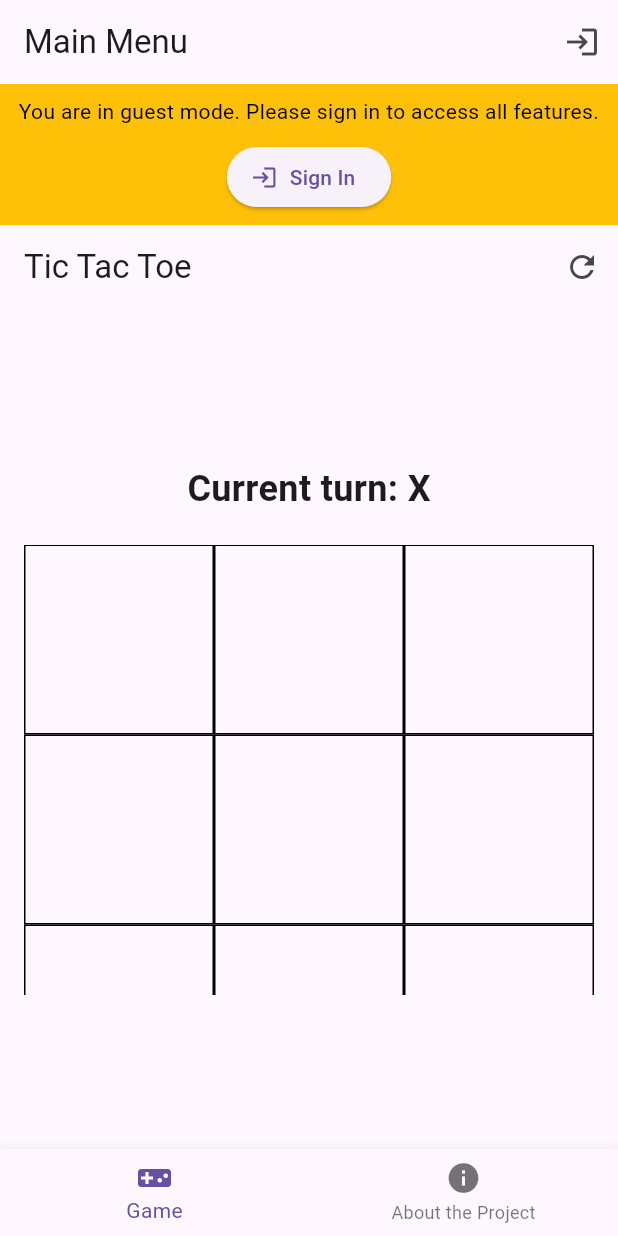
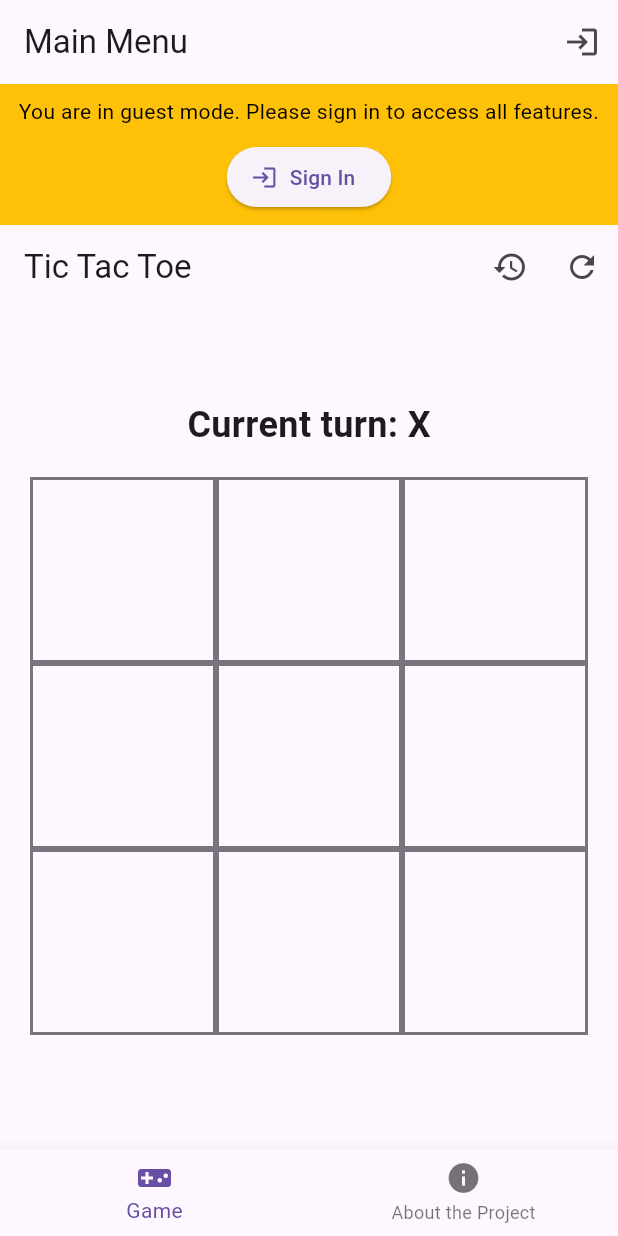
Before and after one commit to Kuvernoori/Tic-Tac-Toe, a Flutter app: the screen it shows after launch, on a phone screen of 412 x 824 dp. Run offline on Flutter 3.47's test engine with Material 3 defaults, Android fonts, the phone set to English and light mode, and no system bars; our stand-ins replace cloud_firestore, connectivity_plus, firebase_auth, firebase_core, google_sign_in, hive and 2 more; accounts and stored records are empty.

Commit message:
offline mode, fix: frame for game

```diff
--- a/lib/about_page.dart
+++ b/lib/about_page.dart
@@ -1,5 +1,7 @@
 import 'package:flutter/material.dart';
-import 'package:flutter_gen/gen_l10n/app_localizations.dart';
+// import 'package:flutter_gen/gen_l10n/app_localizations.dart';
+import 'generated/app_localizations.dart';
+
 
 class AboutPage extends StatelessWidget {
   const AboutPage({super.key});
--- a/lib/game_page.dart
+++ b/lib/game_page.dart
@@ -1,28 +1,6 @@
 import 'package:flutter/material.dart';
 import 'package:shared_preferences/shared_preferences.dart';
 import 'dart:convert';
-import 'package:flutter_gen/gen_l10n/app_localizations.dart';
-
-void main() {
-  runApp(const TicTacToeApp());
-}
-
-class TicTacToeApp extends StatelessWidget {
-  const TicTacToeApp({super.key});
-
-  @override
-  Widget build(BuildContext context) {
-    return MaterialApp(
-      title: 'Tic Tac Toe',
-      theme: ThemeData(
-        primarySwatch: Colors.deepPurple,
-        useMaterial3: true,
-      ),
-      home: const GamePage(),
-      debugShowCheckedModeBanner: false,
-    );
-  }
-}
 
 class GamePage extends StatefulWidget {
   const GamePage({super.key});
@@ -37,6 +15,13 @@ class _GamePageState extends State<GamePage> {
   String? winner;
   bool gameOver = false;
 
+  Future<void> _addToGameHistory(String result) async {
+    final prefs = await SharedPreferences.getInstance();
+    final history = prefs.getStringList('gameHistory') ?? [];
+    history.add(result);
+    await prefs.setStringList('gameHistory', history);
+  }
+
   @override
   void initState() {
     super.initState();
@@ -45,11 +30,14 @@ class _GamePageState extends State<GamePage> {
 
   @override
   Widget build(BuildContext context) {
-    final l10n = AppLocalizations.of(context);
     return Scaffold(
       appBar: AppBar(
         title: const Text('Tic Tac Toe'),
         actions: [
+          IconButton(
+            icon: const Icon(Icons.history),
+            onPressed: () => _showGameHistory(context),
+          ),
           IconButton(
             icon: const Icon(Icons.refresh),
             onPressed: _resetGame,
@@ -59,21 +47,21 @@ class _GamePageState extends State<GamePage> {
       body: SafeArea(
         child: Center(
           child: Padding(
-            padding: const EdgeInsets.symmetric(horizontal: 16.0),
+            padding: const EdgeInsets.symmetric(horizontal: 20.0),
             child: Column(
               mainAxisAlignment: MainAxisAlignment.center,
               children: [
-               Text(
-  gameOver
-      ? winner != null
-          ? l10n?.playerWins(winner!) ?? 'Player $winner wins!'
-          : l10n?.draw ?? 'It\'s a draw!'
-      : l10n?.currentTurn(isXTurn ? 'X' : 'O') ?? 'Current turn: ${isXTurn ? 'X' : 'O'}',
-  style: const TextStyle(fontSize: 24, fontWeight: FontWeight.bold),
-),
-              const SizedBox(height: 20),
+                Text(
+                  gameOver
+                      ? winner != null
+                          ? 'Player $winner wins!'
+                          : 'It\'s a draw!'
+                      : 'Current turn: ${isXTurn ? 'X' : 'O'}',
+                  style: const TextStyle(fontSize: 24, fontWeight: FontWeight.bold),
+                ),
+                const SizedBox(height: 18),
                 SizedBox(
-                  height: 300,
+                  height: 388,
                   child: GridView.builder(
                     itemCount: 9,
                     gridDelegate: const SliverGridDelegateWithFixedCrossAxisCount(
@@ -84,14 +72,19 @@ class _GamePageState extends State<GamePage> {
                         onTap: () => _handleTap(index),
                         child: Container(
                           decoration: BoxDecoration(
-                            border: Border.all(color: Colors.black),
+                            border: Border.all(
+                              color: Theme.of(context).dividerColor,
+                              width: 2.0,
+                            ),
                           ),
                           child: Center(
                             child: Text(
                               board[index],
                               style: TextStyle(
                                 fontSize: 40,
-                                color: board[index] == 'X' ? Colors.blue : Colors.red,
+                                color: board[index] == 'X'
+                                    ? Theme.of(context).colorScheme.primary
+                                    : Theme.of(context).colorScheme.secondary,
                               ),
                             ),
                           ),
@@ -102,10 +95,10 @@ class _GamePageState extends State<GamePage> {
                 ),
                 if (gameOver)
                   Padding(
-                    padding: const EdgeInsets.only(top: 20),
+                    padding: const EdgeInsets.only(top: 18),
                     child: ElevatedButton(
                       onPressed: _resetGame,
-                      child: Text(l10n?.playAgain ?? 'Play Again'),
+                      child: const Text('Play Again'),
                     ),
                   ),
               ],
@@ -115,6 +108,28 @@ class _GamePageState extends State<GamePage> {
       ),
     );
   }
+
+  Future<void> _showGameHistory(BuildContext context) async {
+    final prefs = await SharedPreferences.getInstance();
+    final history = prefs.getStringList('gameHistory') ?? [];
+    Navigator.push(
+      context,
+      MaterialPageRoute(
+        builder: (context) => Scaffold(
+          appBar: AppBar(title: const Text('Game History')),
+          body: ListView.builder(
+            itemCount: history.length,
+            itemBuilder: (context, index) => ListTile(
+              title: Text(history[index]),
+            ),
+          ),
+        ),
+      ),
+    );
+  }
+
+  // ... rest of your methods (_handleTap, _checkWinner, _resetGame, etc.) ...
+
 
   void _handleTap(int index) {
     if (board[index].isNotEmpty || gameOver) return;
@@ -143,6 +158,8 @@ class _GamePageState extends State<GamePage> {
           winner = board[combo[0]];
           gameOver = true;
         });
+
+        _addToGameHistory('Player $winner wins');
         _saveGameState();
         return;
       }
@@ -152,6 +169,7 @@ class _GamePageState extends State<GamePage> {
       setState(() {
         gameOver = true; // Draw
       });
+      _addToGameHistory('Draw');
       _saveGameState();
     }
   }
--- a/lib/main.dart
+++ b/lib/main.dart
@@ -2,9 +2,14 @@ import 'package:firebase_auth/firebase_auth.dart';
 import 'package:firebase_core/firebase_core.dart';
 import 'package:cloud_firestore/cloud_firestore.dart';
 import 'package:flutter/material.dart';
-import 'package:flutter_gen/gen_l10n/app_localizations.dart';
+import 'game_history_page.dart';
+// import 'package:flutter_gen/gen_l10n/app_localizations.dart';
+import 'generated/app_localizations.dart';
 import 'package:flutter_localizations/flutter_localizations.dart';
 import 'main_menu_page.dart';
+import 'package:hive_flutter/hive_flutter.dart';
+import 'package:connectivity_plus/connectivity_plus.dart';
+import 'dart:async';
 
 import 'package:flutter/foundation.dart' show kIsWeb;
 import 'package:firebase_core/firebase_core.dart';
@@ -28,6 +33,9 @@ void main() async {
   } else {
     await Firebase.initializeApp(); // Инициализация Firebase
   }
+  // Hive
+  await Hive.initFlutter(); // инициализация
+  await Hive.openBox('game_history'); // откроем box для хранения игр
   runApp( Provider<AuthService>(
       create: (_) => AuthService(), // <-- Make sure AuthService class exists
       child: const MyApp(),
@@ -58,9 +66,14 @@ class _MyAppState extends State<MyApp> {
   ThemeMode _themeMode = ThemeMode.light;
   User? _user;
 
+  bool isOffline = false;
+  late StreamSubscription<ConnectivityResult> _connectivitySubscription;
+
+
   @override
   void initState() {
     super.initState();
+    _initConnectivity();
     _initializeUserSettings();
     FirebaseAuth.instance.userChanges().listen((user) {
       setState(() {
@@ -75,6 +88,25 @@ class _MyAppState extends State<MyApp> {
         });
       }
     });
+  }
+
+  Future<void> _initConnectivity() async {
+    final result = await Connectivity().checkConnectivity();
+    setState(() {
+      isOffline = result == ConnectivityResult.none;
+    });
+
+    _connectivitySubscription = Connectivity().onConnectivityChanged.listen((result) {
+      setState(() {
+        isOffline = result == ConnectivityResult.none;
+      });
+    });
+  }
+
+  @override
+  void dispose() {
+    _connectivitySubscription.cancel();
+    super.dispose();
   }
 
   // Инициализация настроек пользователя при старте
@@ -95,7 +127,6 @@ class _MyAppState extends State<MyApp> {
   // Загрузка предпочтений пользователя из Firestore
   Future<void> _loadUserPreferences(User user) async {
     DocumentSnapshot userPreferences = await FirebaseFirestore.instance.collection('users').doc(user.uid).get();
-
     if (userPreferences.exists) {
       var preferences = userPreferences.data() as Map<String, dynamic>;
       setState(() {
@@ -114,6 +145,7 @@ class _MyAppState extends State<MyApp> {
       }, SetOptions(merge: true));
     }
   }
+
 
   void setLocale(Locale locale) {
     setState(() {
@@ -148,7 +180,7 @@ class _MyAppState extends State<MyApp> {
         Locale('ru'),
         Locale('kk'),
       ],
-      home: MainMenuPage(user: _user),
+      home: MainMenuPage(user: _user, isOffline: isOffline),
     );
   }
 }
--- a/lib/main_menu_page.dart
+++ b/lib/main_menu_page.dart
@@ -1,8 +1,14 @@
 import 'package:flutter/material.dart';
-import 'package:flutter_gen/gen_l10n/app_localizations.dart';
+// import 'package:flutter_gen/gen_l10n/app_localizations.dart';
+import 'generated/app_localizations.dart';
+import 'game_history_page.dart';
 import 'about_page.dart';
 import 'settings_page.dart';
 import 'game_page.dart';
+import 'game_history.dart';
+import 'package:hive_flutter/hive_flutter.dart';
+import 'package:connectivity_plus/connectivity_plus.dart';
+import 'dart:async';
 import 'profile_page.dart';
 import 'auth_service.dart'; // добавим для signInWithGoogle
 import 'package:firebase_auth/firebase_auth.dart';
@@ -10,19 +16,29 @@ import 'loading_screen.dart'; // Add this line
 
 class MainMenuPage extends StatefulWidget {
   final User? user;
-  const MainMenuPage({super.key, this.user});
+  const MainMenuPage({super.key, this.user, this.isOffline = false});
+  final bool isOffline;
 
   @override
   State<MainMenuPage> createState() => _MainMenuPageState();
 }
 
 class _MainMenuPageState extends State<MainMenuPage> {
+  late StreamSubscription<ConnectivityResult> _connectivitySubscription;
   int _selectedIndex = 0;
   User? _user;
+  bool isOffline = false;
 
   @override
   void initState() {
     super.initState();
+        _connectivitySubscription = Connectivity()
+        .onConnectivityChanged
+        .listen((ConnectivityResult result) {
+      setState(() {
+        isOffline = (result == ConnectivityResult.none);
+      });
+    });
     _user = widget.user;
     FirebaseAuth.instance.authStateChanges().listen((user) {
       if (mounted) {
@@ -33,6 +49,20 @@ class _MainMenuPageState extends State<MainMenuPage> {
         });
       }
     });
+     _connectivitySubscription = Connectivity().onConnectivityChanged.listen((result) {
+      final offline = result == ConnectivityResult.none;
+      if (mounted) {
+        setState(() {
+          isOffline = offline;
+        });
+      }
+    });
+  }
+
+  @override
+  void dispose() {
+    _connectivitySubscription.cancel();
+    super.dispose();
   }
 
   List<Widget> get _pages {
@@ -117,6 +147,14 @@ Future<void> _handleSignIn() async {
       ),
       body: Column(
         children: [
+          if (isOffline)
+            Padding(
+              padding: const EdgeInsets.all(8.0),
+              child: Text(
+                'Offline Mode',
+                style: TextStyle(color: Colors.red, fontWeight: FontWeight.bold),
+              ),
+            ),
           if (_user == null)
             Container(
               width: double.infinity,
--- a/lib/scrollable_content.dart
+++ b/lib/scrollable_content.dart
@@ -24,7 +24,7 @@ class ScrollableContent extends StatelessWidget {
                 ),
                 child: Text(
                   'Game ${index + 1}: Player X won',
-                  style: TextStyle(fontSize: constraints.maxWidth < 400 ? 14 : 16),
+                  style: TextStyle(fontSize: constraints.maxWidth < 500 ? 14 : 16),
                 ),
               );
             },
--- a/lib/settings_page.dart
+++ b/lib/settings_page.dart
@@ -1,5 +1,6 @@
 import 'package:flutter/material.dart';
-import 'package:flutter_gen/gen_l10n/app_localizations.dart';
+//import 'package:flutter_gen/gen_l10n/app_localizations.dart';
+import 'generated/app_localizations.dart';
 import 'main.dart';
 
 class SettingsPage extends StatelessWidget {
--- a/pubspec.yaml
+++ b/pubspec.yaml
@@ -11,6 +11,10 @@ dependencies:
     sdk: flutter
   flutter_localizations:
     sdk: flutter
+  hive: ^2.0.0
+  hive_flutter: ^1.0.0
+  connectivity_plus: ^5.0.1
+  intl: any
 
   # Firebase
   firebase_core: ^2.27.0
```
Also changed, not shown: lib/game_history.dart (added, +102 -0 lines), lib/game_history_page.dart (added, +36 -0 lines), lib/l10n/app_en.arb (+7 -3 lines), lib/l10n/app_kk.arb (+6 -1 lines), lib/l10n/app_ru.arb (+6 -2 lines), lib/local_storage.dart (added, +19 -0 lines), lib/profile_page.dart (+7 -71 lines), lib/sync_service.dart (added, +22 -0 lines), untranslated_messages.yaml (+9 -1 lines), lib/generated/app_localizations.dart (added), lib/generated/app_localizations_en.dart (added), lib/generated/app_localizations_kk.dart (added), lib/generated/app_localizations_ru.dart (added), pubspec.lock, 3 other files.
